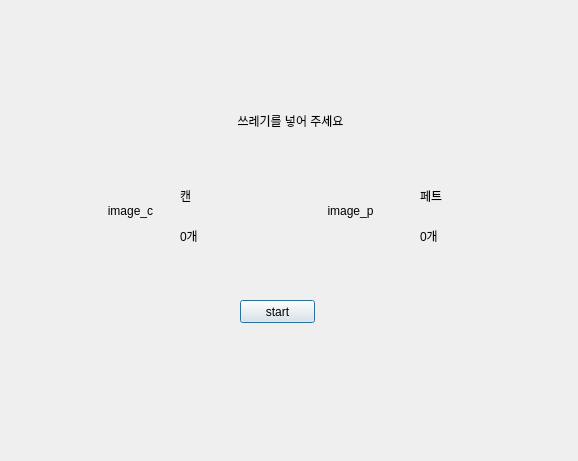
First picture: the form in src/untitled.ui, repository YeonsangYoon/embedded-system-project, before the edit.
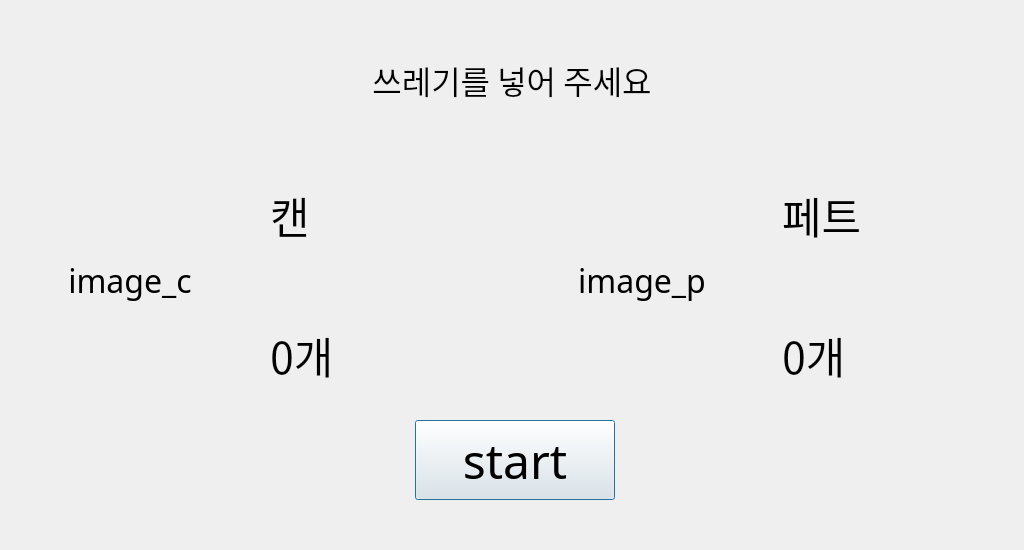
Second picture: the form after the edit.

Commit message: error popup

What changed in the file:
```diff
--- a/src/untitled.ui
+++ b/src/untitled.ui
@@ -6,8 +6,8 @@
    <rect>
     <x>0</x>
     <y>0</y>
-    <width>578</width>
-    <height>461</height>
+    <width>1024</width>
+    <height>550</height>
    </rect>
   </property>
   <property name="windowTitle">
@@ -16,21 +16,40 @@
   <widget class="QWidget" name="widget" native="true">
    <property name="geometry">
     <rect>
-     <x>80</x>
-     <y>70</y>
-     <width>421</width>
-     <height>271</height>
+     <x>0</x>
+     <y>0</y>
+     <width>1024</width>
+     <height>550</height>
     </rect>
    </property>
+   <property name="font">
+    <font>
+     <family>굴림</family>
+    </font>
+   </property>
+   <property name="focusPolicy">
+    <enum>Qt::WheelFocus</enum>
+   </property>
+   <property name="contextMenuPolicy">
+    <enum>Qt::DefaultContextMenu</enum>
+   </property>
+   <property name="autoFillBackground">
+    <bool>false</bool>
+   </property>
    <widget class="QLabel" name="label_intro">
     <property name="geometry">
      <rect>
-      <x>60</x>
+      <x>162</x>
       <y>30</y>
-      <width>301</width>
-      <height>41</height>
+      <width>700</width>
+      <height>100</height>
      </rect>
     </property>
+    <property name="font">
+     <font>
+      <pointsize>24</pointsize>
+     </font>
+    </property>
     <property name="text">
      <string>쓰레기를 넣어 주세요</string>
     </property>
@@ -41,12 +60,17 @@
    <widget class="QLabel" name="label_2">
     <property name="geometry">
      <rect>
-      <x>100</x>
-      <y>120</y>
-      <width>56</width>
-      <height>12</height>
+      <x>270</x>
+      <y>180</y>
+      <width>100</width>
+      <height>70</height>
      </rect>
     </property>
+    <property name="font">
+     <font>
+      <pointsize>32</pointsize>
+     </font>
+    </property>
     <property name="text">
      <string>캔</string>
     </property>
@@ -54,12 +78,17 @@
    <widget class="QLabel" name="label_3">
     <property name="geometry">
      <rect>
-      <x>340</x>
-      <y>120</y>
-      <width>56</width>
-      <height>12</height>
+      <x>782</x>
+      <y>180</y>
+      <width>100</width>
+      <height>70</height>
      </rect>
     </property>
+    <property name="font">
+     <font>
+      <pointsize>32</pointsize>
+     </font>
+    </property>
     <property name="text">
      <string>페트</string>
     </property>
@@ -67,12 +96,17 @@
    <widget class="QLabel" name="label_can_num">
     <property name="geometry">
      <rect>
-      <x>100</x>
-      <y>160</y>
-      <width>56</width>
-      <height>12</height>
+      <x>270</x>
+      <y>320</y>
+      <width>140</width>
+      <height>70</height>
      </rect>
     </property>
+    <property name="font">
+     <font>
+      <pointsize>32</pointsize>
+     </font>
+    </property>
     <property name="text">
      <string>0개</string>
     </property>
@@ -80,12 +114,17 @@
    <widget class="QLabel" name="label_pet_num">
     <property name="geometry">
      <rect>
-      <x>340</x>
-      <y>160</y>
-      <width>56</width>
-      <height>12</height>
+      <x>782</x>
+      <y>320</y>
+      <width>140</width>
+      <height>70</height>
      </rect>
     </property>
+    <property name="font">
+     <font>
+      <pointsize>32</pointsize>
+     </font>
+    </property>
     <property name="text">
      <string>0개</string>
     </property>
@@ -93,12 +132,17 @@
    <widget class="QLabel" name="label_10">
     <property name="geometry">
      <rect>
-      <x>20</x>
-      <y>110</y>
-      <width>61</width>
-      <height>61</height>
+      <x>50</x>
+      <y>200</y>
+      <width>160</width>
+      <height>160</height>
      </rect>
     </property>
+    <property name="font">
+     <font>
+      <pointsize>24</pointsize>
+     </font>
+    </property>
     <property name="text">
      <string>image_c</string>
     </property>
@@ -109,12 +153,17 @@
    <widget class="QLabel" name="label_17">
     <property name="geometry">
      <rect>
-      <x>240</x>
-      <y>110</y>
-      <width>61</width>
-      <height>61</height>
+      <x>562</x>
+      <y>200</y>
+      <width>160</width>
+      <height>160</height>
      </rect>
     </property>
+    <property name="font">
+     <font>
+      <pointsize>24</pointsize>
+     </font>
+    </property>
     <property name="text">
      <string>image_p</string>
     </property>
@@ -125,15 +174,29 @@
    <widget class="QPushButton" name="pbtn_start">
     <property name="geometry">
      <rect>
-      <x>160</x>
-      <y>230</y>
-      <width>75</width>
-      <height>23</height>
+      <x>415</x>
+      <y>420</y>
+      <width>200</width>
+      <height>80</height>
      </rect>
     </property>
+    <property name="font">
+     <font>
+      <family>굴림</family>
+      <pointsize>36</pointsize>
+      <weight>50</weight>
+      <bold>false</bold>
+     </font>
+    </property>
     <property name="text">
      <string>start</string>
     </property>
+    <property name="iconSize">
+     <size>
+      <width>16</width>
+      <height>16</height>
+     </size>
+    </property>
    </widget>
   </widget>
  </widget>
```
The commit also changes 2 other files.
